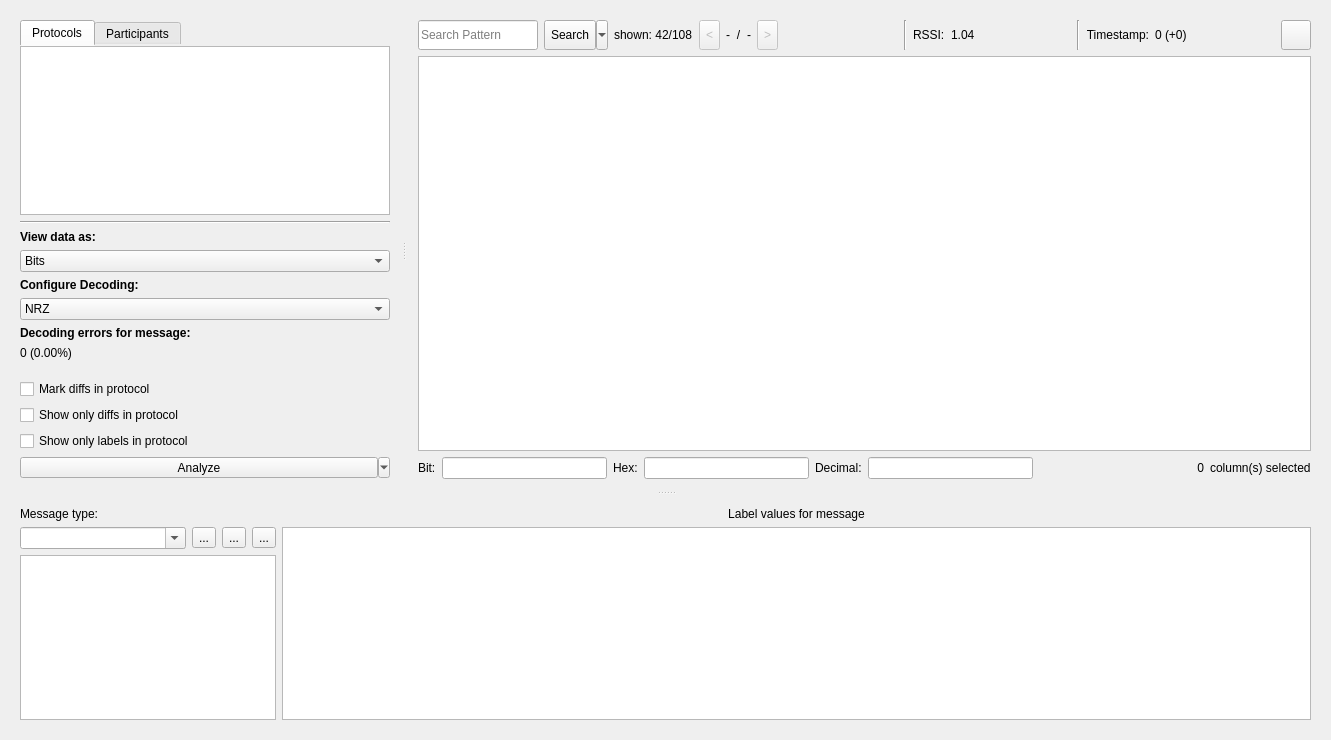
jopohl/urh, file ui/analysis.ui: the form before one commit.
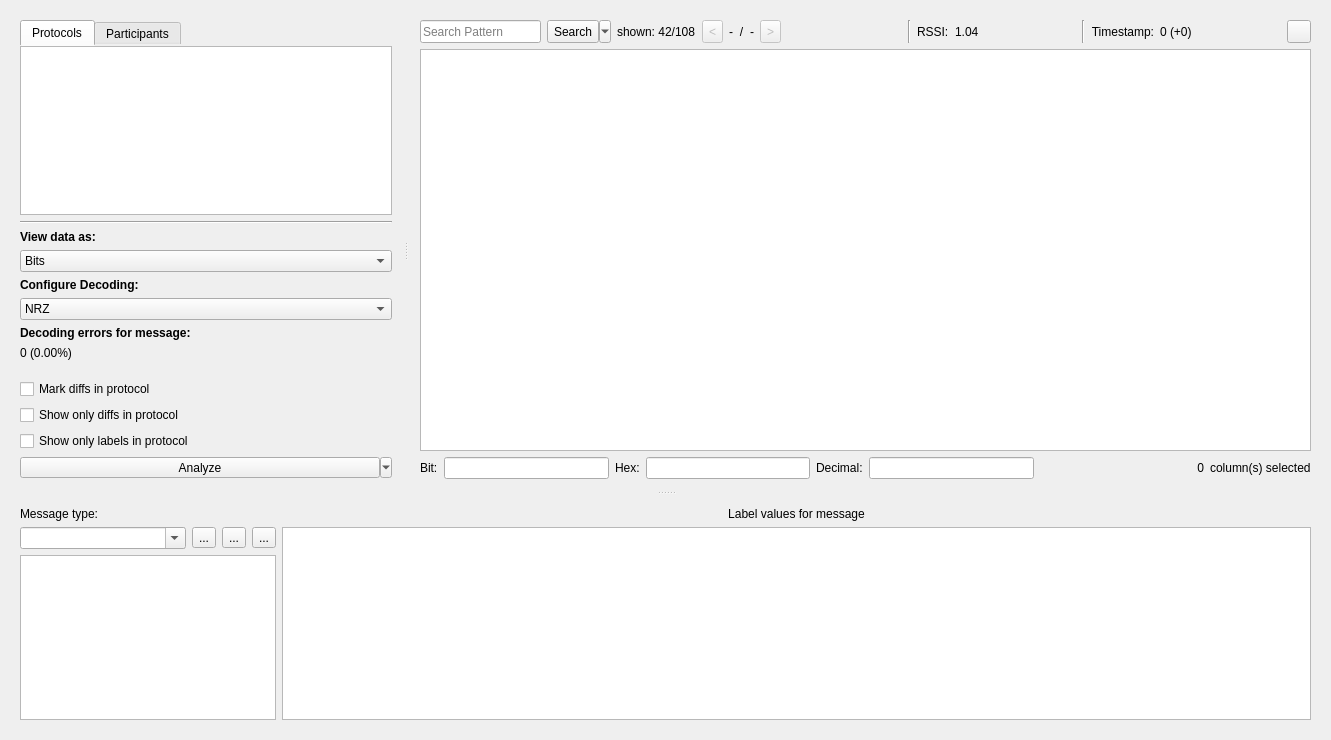
The form after the commit. Icons and pictures are not drawn. Custom widgets are drawn as their Qt base class.

Commit message: fix button alignment in generator

What changed in the file:
```diff
--- a/ui/analysis.ui
+++ b/ui/analysis.ui
@@ -516,12 +516,6 @@
                   <verstretch>0</verstretch>
                  </sizepolicy>
                 </property>
-                <property name="minimumSize">
-                 <size>
-                  <width>30</width>
-                  <height>30</height>
-                 </size>
-                </property>
                 <property name="baseSize">
                  <size>
                   <width>0</width>
@@ -749,6 +743,12 @@
                 <property name="toolButtonStyle">
                  <enum>Qt::ToolButtonTextBesideIcon</enum>
                 </property>
+                <property name="autoRaise">
+                 <bool>false</bool>
+                </property>
+                <property name="arrowType">
+                 <enum>Qt::NoArrow</enum>
+                </property>
                </widget>
               </item>
               <item row="0" column="9">
```
The commit also changes 3 other files.
